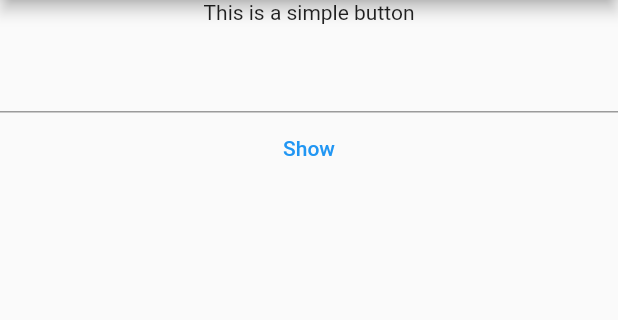
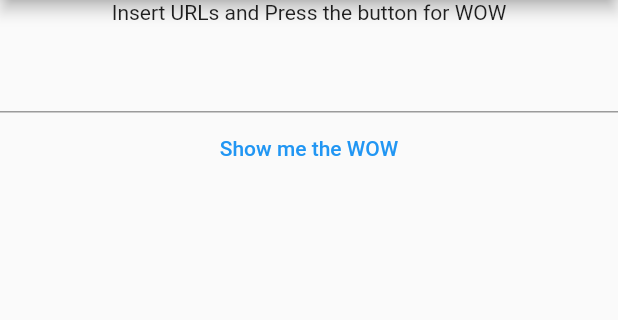
Before and after one commit to DragonBanana/dima, a Flutter app: the screen it shows after launch, on a phone screen of 412 x 824 dp, the part 84-404 px from its top. Run offline on Flutter 3.47's test engine with Material 2 defaults, Android fonts, the light colour scheme and no system bars; missing offline and left inert: dart:html.

Commit message:
updated to wow

```diff
--- a/flutter/viewer/lib/main.dart
+++ b/flutter/viewer/lib/main.dart
@@ -47,7 +47,7 @@ class Main extends StatelessWidget {
       children: [
         // In the column we have three subcomponents, which are:
         // A text, a textfield and a button
-        const Text("This is a simple button"),
+        const Text("Insert URLs and Press the button for WOW"),
         // In this textfield we insert the URLs
         TextField(
           controller: myController,
@@ -67,7 +67,7 @@ class Main extends StatelessWidget {
                       // e.g., "AlphaXBetaXGamma".split("X") returns ["Alpha", "Beta", "Gamma"]
                       myController.text.split("\n"),
                     )),
-            child: const Text("Show")),
+            child: const Text("Show me the WOW")),
       ],
     );
   }
@@ -104,7 +104,7 @@ class ImageDialog extends StatelessWidget {
         ...images,
         TextButton(
             onPressed: () => Navigator.of(context).pop(),
-            child: const Text("Ok")),
+            child: const Text("Enough WOW for now")),
       ],
     );
   }
```
